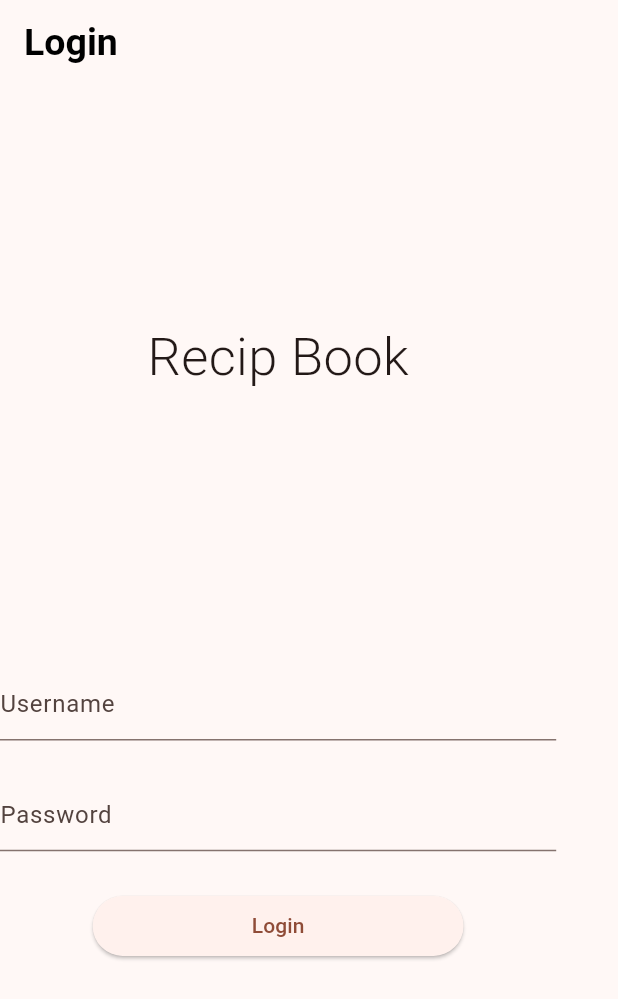
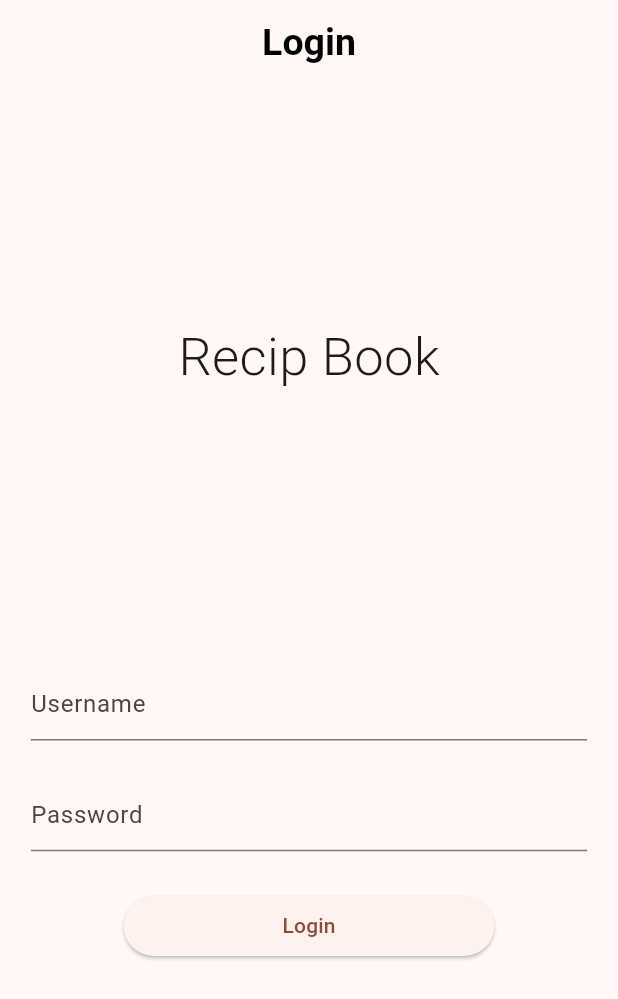
Before and after one commit to JJILU/FLUTTER_RECIPE_APP_HM, a Flutter app: the screen it shows after launch, on a phone screen of 412 x 824 dp. Shown: the top 999 px of the screen. Run offline on Flutter 3.47's test engine with Material 3 defaults, Android fonts, the phone set to English and light mode, and no system bars.

```diff
--- a/lib/pages/login_page.dart
+++ b/lib/pages/login_page.dart
@@ -1,4 +1,5 @@
 import 'package:flutter/material.dart';
+
 import 'package:flutter/widgets.dart';
 
 class LoginPage extends StatefulWidget {
@@ -16,13 +17,16 @@ class _LoginPageState extends State<LoginPage> {
         title: const Text(
           "Login",
         ),
+        centerTitle: true,
       ),
-      body: _buildUI(),
+      body: SafeArea(child: _buildUI()),
     );
   }
 
   Widget _buildUI() {
-    return Column(
+    return SizedBox(
+      width: MediaQuery.sizeOf(context).width,
+      child: Column(
         mainAxisSize: MainAxisSize.max,
         mainAxisAlignment: MainAxisAlignment.spaceEvenly,
         crossAxisAlignment: CrossAxisAlignment.center,
@@ -30,6 +34,7 @@ class _LoginPageState extends State<LoginPage> {
           _title(),
           _loginForm(),
         ],
+      ),
     );
   }
 
```
Lines whose indentation alone changed are shown as unchanged.
